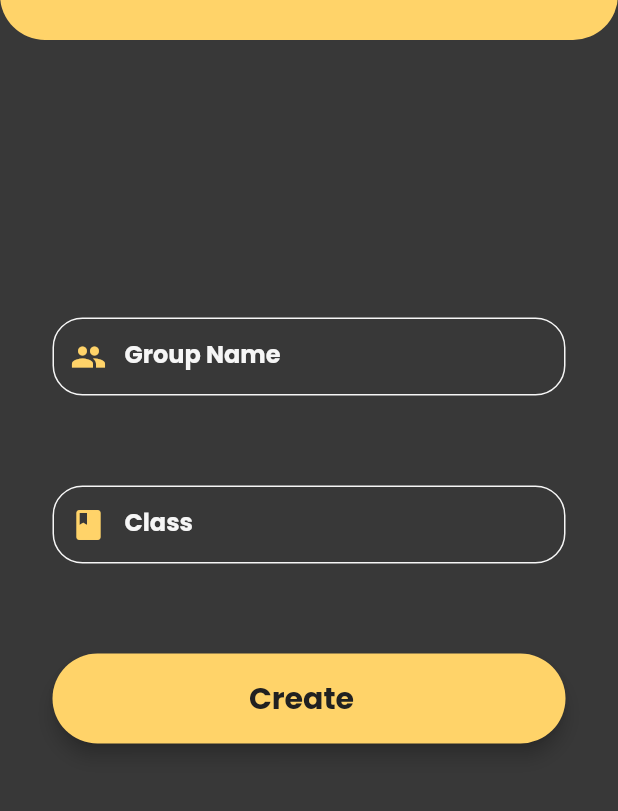
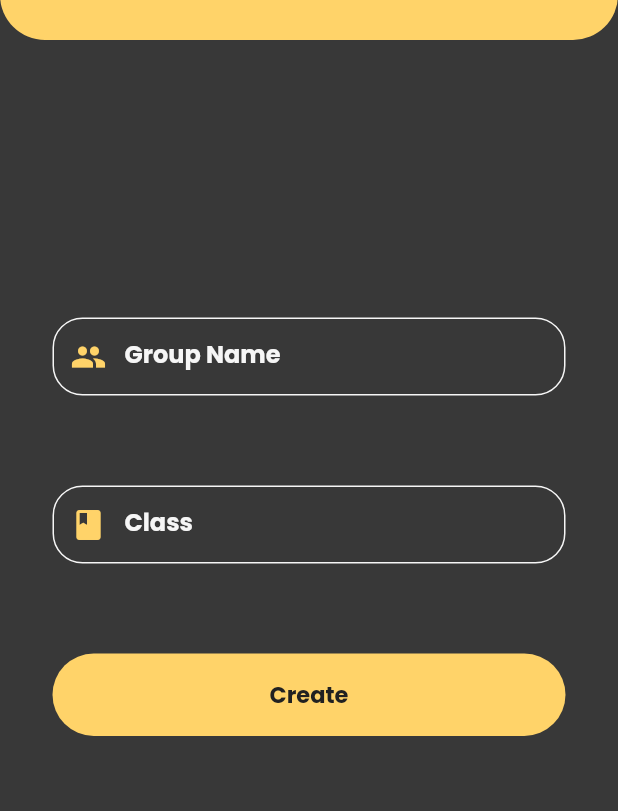
Before and after one commit to jesi318/serviz-old, a Flutter app: the CreateGroupScreen screen opened by its route, on a phone screen of 412 x 824 dp, the part 95-906 px from its top. Run offline on Flutter 3.47's test engine with Material 2 defaults, Android fonts, the phone set to English and light mode, and no system bars; drawn by our look-alikes of flutter_bounce; our stand-ins replace dotted_border, file_picker, firebase_core, get, google_fonts, percent_indicator; accounts and stored records are empty.

Commit message:
Quic Fix on ui

```diff
--- a/lib/screens/create_group.dart
+++ b/lib/screens/create_group.dart
@@ -1,4 +1,5 @@
 import 'package:flutter/material.dart';
+import 'package:flutter_bounce/flutter_bounce.dart';
 import 'package:get/get.dart';
 import 'package:google_fonts/google_fonts.dart';
 import 'package:serviz/utils/colors.dart';
@@ -114,23 +115,26 @@ class _CreateGroupScreenState extends State<CreateGroupScreen> {
     );
 
     //signup button
-    final createButton = Material(
-      elevation: 5,
-      borderRadius: BorderRadius.circular(30),
-      color: AppColors.yellow_accent,
-      child: MaterialButton(
-        padding: EdgeInsets.fromLTRB(10, 15, 20, 15),
-        minWidth: MediaQuery.of(context).size.width,
-        onPressed: (() {
-          Get.toNamed('/home');
-        }),
-        child: Text(
-          'Create',
-          textAlign: TextAlign.center,
-          style: GoogleFonts.poppins(
-              fontSize: 20,
-              color: AppColors.black_background,
-              fontWeight: FontWeight.bold),
+    final createButton = Bounce(
+      duration: Duration(milliseconds: 110),
+      onPressed: () {
+        Get.toNamed('/home');
+        //What to do on pressed
+      },
+      child: Container(
+        width: MediaQuery.of(context).size.width,
+        height: MediaQuery.of(context).size.height * 1 / 15,
+        decoration: BoxDecoration(
+            borderRadius: BorderRadius.circular(30),
+            color: AppColors.yellow_accent),
+        child: Center(
+          child: Text(
+            'Create',
+            style: GoogleFonts.poppins(
+                color: AppColors.black_background,
+                fontWeight: FontWeight.bold,
+                fontSize: 15),
+          ),
         ),
       ),
     );
--- a/lib/screens/join_group_form.dart
+++ b/lib/screens/join_group_form.dart
@@ -44,7 +44,7 @@ class _JoinGroupFormState extends State<JoinGroupForm> {
                 },
                 child: Container(
                   width: MediaQuery.of(context).size.width,
-                  height: MediaQuery.of(context).size.height * 1 / 10,
+                  height: MediaQuery.of(context).size.height * 1 / 15,
                   decoration: BoxDecoration(
                       borderRadius: BorderRadius.circular(30),
                       color: AppColors.yellow_accent),
@@ -53,7 +53,8 @@ class _JoinGroupFormState extends State<JoinGroupForm> {
                       'Join',
                       style: GoogleFonts.poppins(
                           color: AppColors.black_background,
-                          fontWeight: FontWeight.bold),
+                          fontWeight: FontWeight.bold,
+                          fontSize: 15),
                     ),
                   ),
                 ),
--- /dev/null
+++ b/lib/screens/signup.dart
@@ -0,0 +1 @@
+import 'package:flutter/material.dart';
```
